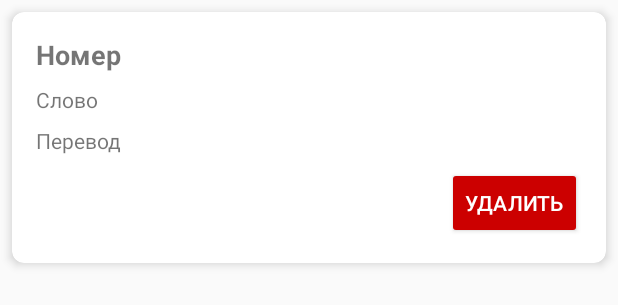
After one commit to Densi88/SmartCards, an Android app built with Jetpack Compose: the layout item_card.xml on its own in the app's theme, with its tools: preview values and no code run, on a phone screen of 412 x 824 dp. The commit adds this screen. Shown: the top 305 px of the screen. Run offline under Robolectric (Android 15) with nearby library versions, the phone set to English and light mode, and no system bars.

Commit message:
complete 5 lab

```diff
--- a/app/src/main/AndroidManifest.xml
+++ b/app/src/main/AndroidManifest.xml
@@ -31,5 +31,10 @@
             android:exported="false"
             android:theme="@style/Theme.AppCompat.DayNight.DarkActionBar"
             />
+        <activity
+            android:name=".CardsActivity"
+            android:exported="false"
+            android:theme="@style/Theme.AppCompat.DayNight.DarkActionBar"
+            />
     </application>
 </manifest>
--- /dev/null
+++ b/app/src/main/java/com/example/smart_cards/models/Card.kt
@@ -0,0 +1,4 @@
+package com.example.smart_cards.models
+
+data class Card(val number: Int, val word: String, val translate: String) {
+}
--- /dev/null
+++ b/app/src/main/res/layout/item_card.xml
@@ -0,0 +1,52 @@
+<?xml version="1.0" encoding="utf-8"?>
+<androidx.cardview.widget.CardView xmlns:android="http://schemas.android.com/apk/res/android"
+    xmlns:app="http://schemas.android.com/apk/res-auto"
+    android:layout_width="match_parent"
+    android:layout_height="wrap_content"
+    android:layout_margin="8dp"
+    app:cardCornerRadius="8dp"
+    app:cardElevation="4dp">
+
+    <LinearLayout
+        android:layout_width="match_parent"
+        android:layout_height="wrap_content"
+        android:orientation="vertical"
+        android:padding="16dp">
+
+        <TextView
+            android:id="@+id/tvNumber"
+            android:layout_width="match_parent"
+            android:layout_height="wrap_content"
+            android:text="Номер"
+            android:textSize="18sp"
+            android:textStyle="bold" />
+
+        <TextView
+            android:id="@+id/tvWord"
+            android:layout_width="match_parent"
+            android:layout_height="wrap_content"
+            android:layout_marginTop="8dp"
+            android:text="Слово"
+            android:textSize="14sp" />
+
+        <TextView
+            android:id="@+id/tvTranslate"
+            android:layout_width="match_parent"
+            android:layout_height="wrap_content"
+            android:layout_marginTop="8dp"
+            android:text="Перевод"
+            android:textSize="14sp" />
+
+        <Button
+            android:id="@+id/btnDelete"
+            android:layout_width="wrap_content"
+            android:layout_height="wrap_content"
+            android:layout_gravity="end"
+            android:layout_marginTop="8dp"
+            android:text="Удалить"
+            android:textColor="@android:color/white"
+            android:backgroundTint="@android:color/holo_red_dark" />
+
+    </LinearLayout>
+
+</androidx.cardview.widget.CardView>
```
Also changed, not shown: app/src/main/java/com/example/smart_cards/CardsActivity.kt (added, +155 -0 lines), app/src/main/java/com/example/smart_cards/CardsAdapter.kt (added, +62 -0 lines), app/src/main/java/com/example/smart_cards/MainActivity.kt (+7 -0 lines), app/src/main/res/layout/cards_activity_layout.xml (added, +31 -0 lines), app/src/main/res/layout/dialog_edit_card.xml (added, +29 -0 lines), app/src/main/res/layout/main_activity.xml (+10 -0 lines).
